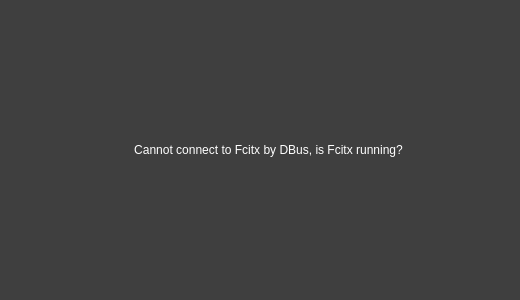
This is src/lib/configwidgetslib/erroroverlay.ui in fcitx/fcitx5-configtool as Qt 5 draws it before an edit. The edited form follows.
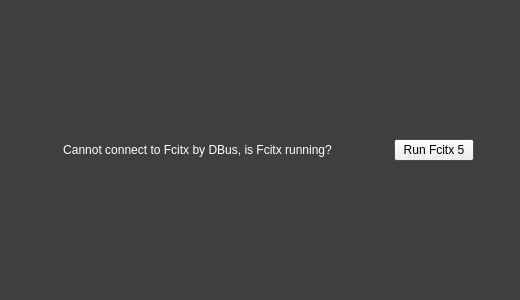
This is the edited form.

Commit message:
Add start fcitx5 button in ErrorOverlay (#26)
Fix #24

The edit to the form file:
```diff
--- a/src/lib/configwidgetslib/erroroverlay.ui
+++ b/src/lib/configwidgetslib/erroroverlay.ui
@@ -211,6 +211,33 @@
      </property>
     </spacer>
    </item>
+   <item>
+    <widget class="QLabel" name="runFcitxLabel">
+     <property name="text">
+      <string/>
+     </property>
+    </widget>
+   </item>
+   <item>
+    <widget class="QPushButton" name="runFcitxButton">
+     <property name="text">
+      <string>Run Fcitx 5</string>
+     </property>
+    </widget>
+   </item>
+   <item>
+    <spacer name="horizontalSpacer_3">
+     <property name="orientation">
+      <enum>Qt::Horizontal</enum>
+     </property>
+     <property name="sizeHint" stdset="0">
+      <size>
+       <width>40</width>
+       <height>20</height>
+      </size>
+     </property>
+    </spacer>
+   </item>
   </layout>
  </widget>
  <resources/>
```
The commit also changes 2 other files.
